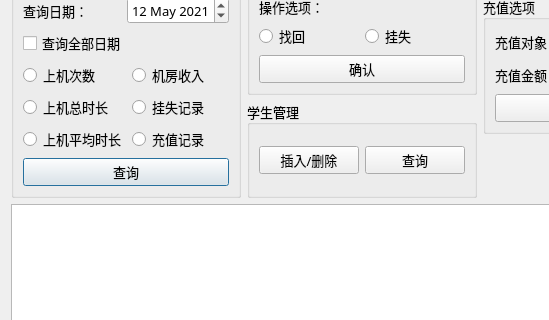
Qt form admindialog.ui (luoboQAQ/ChargeManager) before a commit; both pictures show x 0 to 549 and y 105 to 425 of the 724 by 623 pixel window.
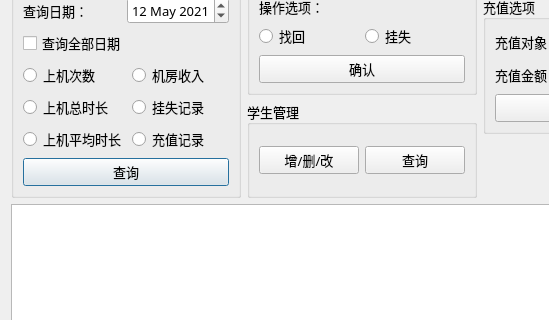
The same form after that commit.

Commit message: 🐛 修复管理员查询里的BUG 💄 重绘学生管理界面

What changed in the file:
```diff
--- a/admindialog.ui
+++ b/admindialog.ui
@@ -273,7 +273,7 @@
         <item>
          <widget class="QPushButton" name="m_addBtn">
           <property name="text">
-           <string>插入/删除</string>
+           <string>增/删/改</string>
           </property>
          </widget>
         </item>
```
The commit also changes 3 other files.
